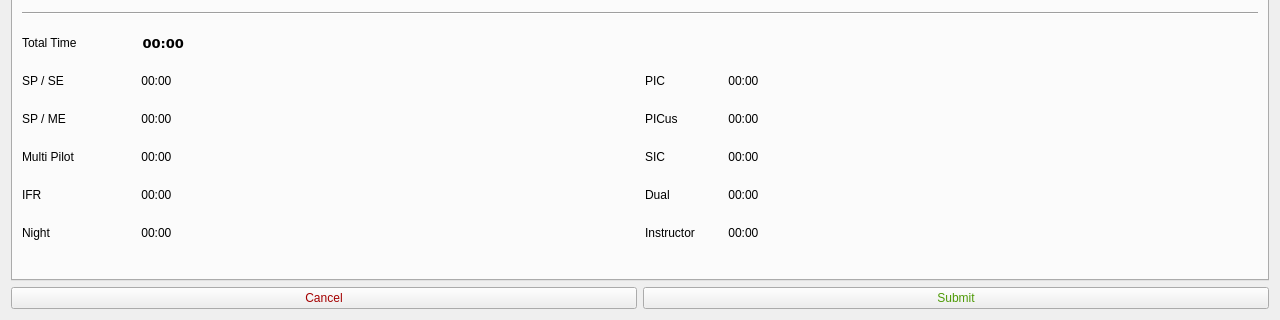
Old version of the form src/gui/dialogues/newflight.ui in the repository fiffty-50/openPilotLog; both pictures show x 0 to 1280 and y 400 to 720 of the 1280 by 720 pixel window.
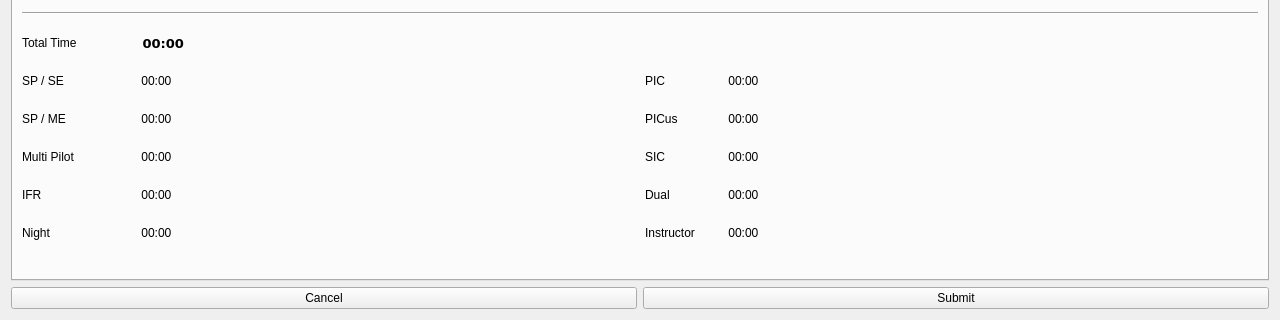
New version of the form.

What changed in the file:
```diff
--- a/src/gui/dialogues/newflight.ui
+++ b/src/gui/dialogues/newflight.ui
@@ -1374,7 +1374,7 @@
    <item row="1" column="0">
     <widget class="QPushButton" name="cancelButton">
      <property name="styleSheet">
-      <string notr="true">color: rgb(164, 0, 0);</string>
+      <string notr="true"/>
      </property>
      <property name="text">
       <string>Cancel</string>
@@ -1390,7 +1390,7 @@
       <string>&lt;html&gt;&lt;head/&gt;&lt;body&gt;&lt;p&gt;Add your flight to the logbook.&lt;/p&gt;&lt;p&gt;&lt;br/&gt;&lt;/p&gt;&lt;p&gt;You can only perform this action if all of the mandatory fields are filled.&lt;/p&gt;&lt;/body&gt;&lt;/html&gt;</string>
      </property>
      <property name="styleSheet">
-      <string notr="true">color: rgb(78, 154, 6);</string>
+      <string notr="true"/>
      </property>
      <property name="text">
       <string>Submit</string>
```
